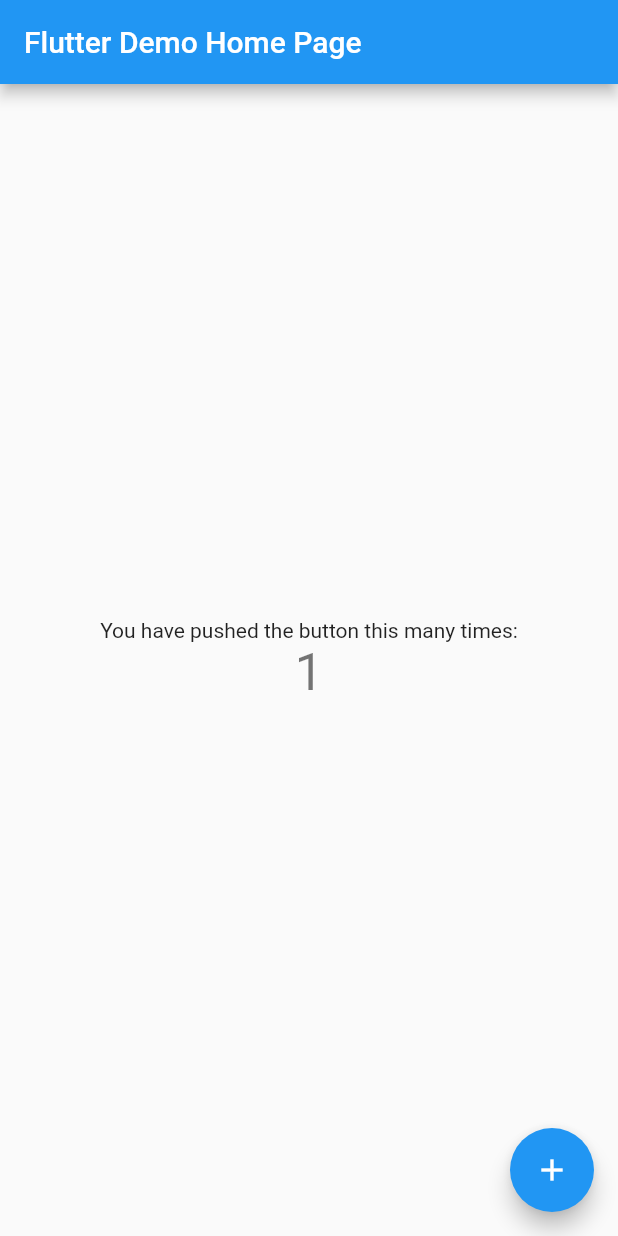
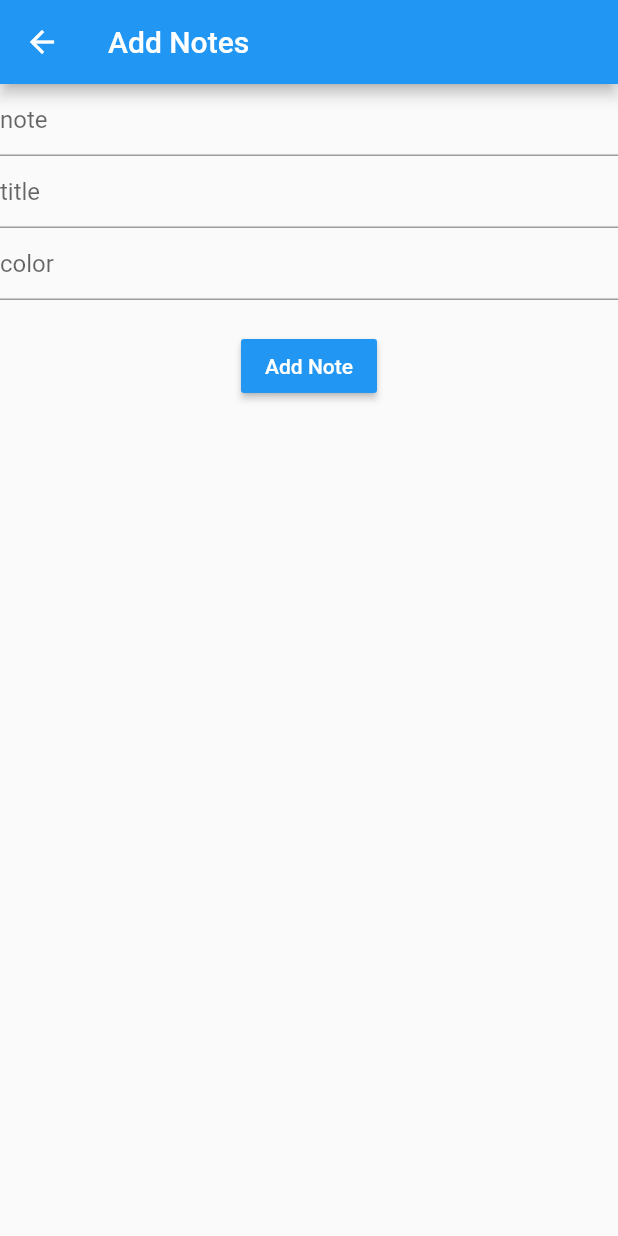
Before and after one commit to hixcoder/sqflite_course, a Flutter app: the screen it shows after launch, after a tap on the "add" icon, on a phone screen of 412 x 824 dp. Run offline on Flutter 3.47's test engine with Material 2 defaults, Android fonts, the phone set to English and light mode, and no system bars; our stand-ins replace sqflite; accounts and stored records are empty.

Commit message:
finish the note app

```diff
--- /dev/null
+++ b/lib/add_note_page.dart
@@ -0,0 +1,74 @@
+import 'package:flutter/material.dart';
+import 'package:flutter/src/widgets/framework.dart';
+import 'package:flutter/src/widgets/placeholder.dart';
+import 'package:sqflite_course/home_page.dart';
+import 'package:sqflite_course/sqldb.dart';
+
+class AddNotesPage extends StatefulWidget {
+  const AddNotesPage({super.key});
+
+  @override
+  State<AddNotesPage> createState() => _AddNotesPageState();
+}
+
+class _AddNotesPageState extends State<AddNotesPage> {
+  GlobalKey<FormState> formState = GlobalKey();
+  TextEditingController note = TextEditingController();
+  TextEditingController title = TextEditingController();
+  TextEditingController color = TextEditingController();
+
+  SqlDb sqlDb = SqlDb();
+
+  @override
+  Widget build(BuildContext context) {
+    return Scaffold(
+      appBar: AppBar(
+        title: const Text("Add Notes"),
+      ),
+      body: Container(
+        child: ListView(
+          children: [
+            Form(
+              key: formState,
+              child: Column(
+                children: [
+                  TextFormField(
+                    controller: note,
+                    decoration: const InputDecoration(hintText: "note"),
+                  ),
+                  TextFormField(
+                    controller: title,
+                    decoration: const InputDecoration(hintText: "title"),
+                  ),
+                  TextFormField(
+                    controller: color,
+                    decoration: const InputDecoration(hintText: "color"),
+                  ),
+
+                  // add button
+                  Container(height: 20),
+                  MaterialButton(
+                    textColor: Colors.white,
+                    color: Colors.blue,
+                    child: Text("Add Note"),
+                    onPressed: () async {
+                      int response = await sqlDb.insertData('''
+                      INSERT INTO notes (`note`, `title`, `color`)
+                      VALUES ("${note.text}", "${title.text}", "${color.text}")
+                      ''');
+                      if (response > 0) {
+                        Navigator.of(context).pushAndRemoveUntil(
+                            MaterialPageRoute(builder: (context) => HomePage()),
+                            (route) => false);
+                      }
+                    },
+                  )
+                ],
+              ),
+            ),
+          ],
+        ),
+      ),
+    );
+  }
+}
--- /dev/null
+++ b/lib/edit_note_page.dart
@@ -0,0 +1,95 @@
+import 'package:flutter/material.dart';
+import 'package:flutter/src/widgets/framework.dart';
+import 'package:flutter/src/widgets/placeholder.dart';
+import 'package:sqflite_course/home_page.dart';
+import 'package:sqflite_course/sqldb.dart';
+
+class EditNotePage extends StatefulWidget {
+  final note;
+  final title;
+  final color;
+  final id;
+  const EditNotePage(
+      {super.key,
+      required this.note,
+      required this.title,
+      required this.color,
+      required this.id});
+
+  @override
+  State<EditNotePage> createState() => _EditNotePageState();
+}
+
+class _EditNotePageState extends State<EditNotePage> {
+  SqlDb sqlDb = SqlDb();
+
+  GlobalKey<FormState> formState = GlobalKey();
+  TextEditingController note = TextEditingController();
+  TextEditingController title = TextEditingController();
+  TextEditingController color = TextEditingController();
+
+  @override
+  void initState() {
+    super.initState();
+
+    note.text = widget.note;
+    title.text = widget.title;
+    color.text = widget.color;
+  }
+
+  @override
+  Widget build(BuildContext context) {
+    return Scaffold(
+      appBar: AppBar(
+        title: const Text("Edit Notes"),
+      ),
+      body: Container(
+        child: ListView(
+          children: [
+            Form(
+              key: formState,
+              child: Column(
+                children: [
+                  TextFormField(
+                    controller: note,
+                    decoration: const InputDecoration(hintText: "note"),
+                  ),
+                  TextFormField(
+                    controller: title,
+                    decoration: const InputDecoration(hintText: "title"),
+                  ),
+                  TextFormField(
+                    controller: color,
+                    decoration: const InputDecoration(hintText: "color"),
+                  ),
+
+                  // add button
+                  Container(height: 20),
+                  MaterialButton(
+                    textColor: Colors.white,
+                    color: Colors.blue,
+                    child: Text("Edit Note"),
+                    onPressed: () async {
+                      int response = await sqlDb.updateData('''
+                      UPDATE notes SET
+                      note = "${note.text}",
+                      title = "${title.text}",
+                      color = "${color.text}"
+                      WHERE id = ${widget.id}
+                      ''');
+                      if (response > 0) {
+                        Navigator.of(context).pushAndRemoveUntil(
+                            MaterialPageRoute(builder: (context) => HomePage()),
+                            (route) => false);
+                      }
+                    },
+                  )
+                ],
+              ),
+            ),
+          ],
+        ),
+      ),
+    );
+  }
+}
--- /dev/null
+++ b/lib/home_page.dart
@@ -0,0 +1,104 @@
+import 'package:flutter/material.dart';
+import 'package:sqflite_course/edit_note_page.dart';
+import 'package:sqflite_course/sqldb.dart';
+
+class HomePage extends StatefulWidget {
+  const HomePage({super.key});
+
+  @override
+  State<HomePage> createState() => _HomePageState();
+}
+
+class _HomePageState extends State<HomePage> {
+  SqlDb sqlDb = SqlDb();
+
+  List notes = [];
+  bool isLoading = true;
+
+  Future readData() async {
+    List<Map> response = await sqlDb.readData("SELECT * FROM notes");
+    notes.addAll(response);
+    isLoading = false;
+    if (this.mounted) {
+      setState(() {});
+    }
+  }
+
+  @override
+  void initState() {
+    super.initState();
+    readData();
+  }
+
+  @override
+  Widget build(BuildContext context) {
+    return Scaffold(
+      appBar: AppBar(),
+      floatingActionButton: FloatingActionButton(
+        onPressed: () {
+          Navigator.of(context).pushNamed("addnotes");
+        },
+        child: Icon(Icons.add),
+      ),
+      body: isLoading == true
+          ? const Center(child: CircularProgressIndicator())
+          : ListView(
+              children: [
+                MaterialButton(
+                  child: Text("delete database"),
+                  onPressed: () async {
+                    await sqlDb.myDeleteDataBase();
+                  },
+                ),
+                ListView.builder(
+                  itemCount: notes.length,
+                  physics: const NeverScrollableScrollPhysics(),
+                  shrinkWrap: true,
+                  itemBuilder: (context, i) {
+                    return Card(
+                      child: ListTile(
+                          title: Text("${notes[i]['title']}"),
+                          subtitle: Text("${notes[i]['note']}"),
+                          trailing: Row(
+                            mainAxisSize: MainAxisSize.min,
+                            children: [
+                              IconButton(
+                                icon: const Icon(
+                                  Icons.edit,
+                                  color: Colors.blue,
+                                ),
+                                onPressed: () async {
+                                  Navigator.of(context).push(MaterialPageRoute(
+                                      builder: (context) => EditNotePage(
+                                            note: notes[i]['note'],
+                                            title: notes[i]['title'],
+                                            color: notes[i]['color'],
+                                            id: notes[i]['id'],
+                                          )));
+                                },
+                              ),
+                              IconButton(
+                                icon: const Icon(
+                                  Icons.delete,
+                                  color: Colors.red,
+                                ),
+                                onPressed: () async {
+                                  int response = await sqlDb.deleteData(
+                                      "DELETE FROM notes WHERE id = ${notes[i]['id']}");
+                                  if (response > 0) {
+                                    notes.removeWhere((element) =>
+                                        element['id'] == notes[i]['id']);
+                                    setState(() {});
+                                  }
+                                },
+                              ),
+                            ],
+                          )),
+                    );
+                  },
+                )
+              ],
+            ),
+    );
+  }
+}
--- a/lib/main.dart
+++ b/lib/main.dart
@@ -1,4 +1,6 @@
 import 'package:flutter/material.dart';
+import 'package:sqflite_course/home_page.dart';
+import 'package:sqflite_course/add_note_page.dart';
 
 void main() {
   runApp(const MyApp());
@@ -7,109 +9,14 @@ void main() {
 class MyApp extends StatelessWidget {
   const MyApp({super.key});
 
-  // This widget is the root of your application.
   @override
   Widget build(BuildContext context) {
     return MaterialApp(
       title: 'Flutter Demo',
-      theme: ThemeData(
-        // This is the theme of your application.
-        //
-        // Try running your application with "flutter run". You'll see the
-        // application has a blue toolbar. Then, without quitting the app, try
-        // changing the primarySwatch below to Colors.green and then invoke
-        // "hot reload" (press "r" in the console where you ran "flutter run",
-        // or simply save your changes to "hot reload" in a Flutter IDE).
-        // Notice that the counter didn't reset back to zero; the application
-        // is not restarted.
-        primarySwatch: Colors.blue,
-      ),
-      home: const MyHomePage(title: 'Flutter Demo Home Page'),
+      home: HomePage(),
+      routes: {
+        "addnotes": (context) => AddNotesPage(),
+      },
     );
   }
 }
-
-class MyHomePage extends StatefulWidget {
-  const MyHomePage({super.key, required this.title});
-
-  // This widget is the home page of your application. It is stateful, meaning
-  // that it has a State object (defined below) that contains fields that affect
-  // how it looks.
-
-  // This class is the configuration for the state. It holds the values (in this
-  // case the title) provided by the parent (in this case the App widget) and
-  // used by the build method of the State. Fields in a Widget subclass are
-  // always marked "final".
-
-  final String title;
-
-  @override
-  State<MyHomePage> createState() => _MyHomePageState();
-}
-
-class _MyHomePageState extends State<MyHomePage> {
-  int _counter = 0;
-
-  void _incrementCounter() {
-    setState(() {
-      // This call to setState tells the Flutter framework that something has
-      // changed in this State, which causes it to rerun the build method below
-      // so that the display can reflect the updated values. If we changed
-      // _counter without calling setState(), then the build method would not be
-      // called again, and so nothing would appear to happen.
-      _counter++;
-    });
-  }
-
-  @override
-  Widget build(BuildContext context) {
-    // This method is rerun every time setState is called, for instance as done
-    // by the _incrementCounter method above.
-    //
-    // The Flutter framework has been optimized to make rerunning build methods
-    // fast, so that you can just rebuild anything that needs updating rather
-    // than having to individually change instances of widgets.
-    return Scaffold(
-      appBar: AppBar(
-        // Here we take the value from the MyHomePage object that was created by
-        // the App.build method, and use it to set our appbar title.
-        title: Text(widget.title),
-      ),
-      body: Center(
-        // Center is a layout widget. It takes a single child and positions it
-        // in the middle of the parent.
-        child: Column(
-          // Column is also a layout widget. It takes a list of children and
-          // arranges them vertically. By default, it sizes itself to fit its
-          // children horizontally, and tries to be as tall as its parent.
-          //
-          // Invoke "debug painting" (press "p" in the console, choose the
-          // "Toggle Debug Paint" action from the Flutter Inspector in Android
-          // Studio, or the "Toggle Debug Paint" command in Visual Studio Code)
-          // to see the wireframe for each widget.
-          //
-          // Column has various properties to control how it sizes itself and
-          // how it positions its children. Here we use mainAxisAlignment to
-          // center the children vertically; the main axis here is the vertical
-          // axis because Columns are vertical (the cross axis would be
-          // horizontal).
-          mainAxisAlignment: MainAxisAlignment.center,
-          children: <Widget>[
-            const Text(
-              'You have pushed the button this many times:',
-            ),
-            Text(
-              '$_counter',
-              style: Theme.of(context).textTheme.headlineMedium,
-            ),
-          ],
-        ),
-      ),
-      floatingActionButton: FloatingActionButton(
-        onPressed: _incrementCounter,
-        tooltip: 'Increment',
-        child: const Icon(Icons.add),
-      ), // This trailing comma makes auto-formatting nicer for build methods.
-    );
-  }
-}
--- a/lib/sqldb.dart
+++ b/lib/sqldb.dart
@@ -15,17 +15,62 @@ class SqlDb {
   initialDb() async {
     String dataBasePath = await getDatabasesPath();
     String path = dataBasePath + "/note.db";
-    Database mydb = await openDatabase(path, onCreate: _onCreate);
+    Database mydb = await openDatabase(path,
+        onCreate: _onCreate, version: 4, onUpgrade: _onUpgrade);
     return mydb;
+  }
+
+  _onUpgrade(Database db, int oldVersion, int newVersion) async {
+    print("onUpgrade ========================");
+    await db.execute('''
+    ALTER TABLE notes ADD COLUMN color TEXT
+    ''');
   }
 
   _onCreate(Database db, int version) async {
     await db.execute('''
-CREATE TABLE "notes"(
-  id INTEGER AUTOINCREMENT NOT NULL PRIMARY KEY,
-  notes TEXT NOT NULL
-)
-''');
-    print("==> create database and table.");
+    CREATE TABLE "notes"(
+      "id" INTEGER  NOT NULL PRIMARY KEY AUTOINCREMENT,
+      "title" TEXT NOT NULL,
+      "note" TEXT NOT NULL,
+      "color" TEXT NOT NULL
+    )
+    ''');
+    print("onCreate ========================");
+  }
+
+// SLECT
+  readData(String sql) async {
+    Database? mydb = await db;
+    List<Map> response = await mydb!.rawQuery(sql);
+    return response;
+  }
+
+// INSERT
+  insertData(String sql) async {
+    Database? mydb = await db;
+    int response = await mydb!.rawInsert(sql);
+    return response;
+  }
+
+// UPDATE
+  updateData(String sql) async {
+    Database? mydb = await db;
+    int response = await mydb!.rawUpdate(sql);
+    return response;
+  }
+
+// DELETE
+  deleteData(String sql) async {
+    Database? mydb = await db;
+    int response = await mydb!.rawDelete(sql);
+    return response;
+  }
+
+// DELETE DATABASE
+  myDeleteDataBase() async {
+    String dataBasePath = await getDatabasesPath();
+    String path = dataBasePath + "/note.db";
+    await deleteDatabase(path);
   }
 }
```
